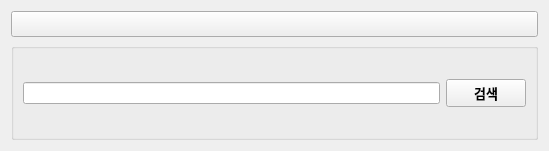
The window that Profile/profile.ui (Wseop/Qt_LoaTools) describes before a commit, drawn with Qt 5.
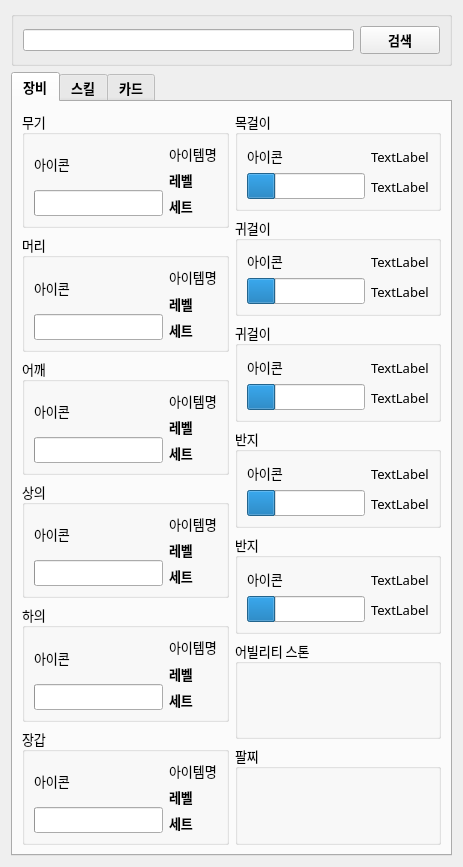
The same window after the commit.

Commit message:
Profile 기능 추가 - 무기 및 방어구류 parsing
- 변경점
  - URL 주소 상수화 (PROFILE_PATH, CDN_PATH)
  - QNetworkAccessManager 사용방식 변경 (connect는 1회만, QNetworkReply는 SIGNAL, SLOT 함수의 parameter로 전달)

Patch:
```diff
--- a/Profile/profile.ui
+++ b/Profile/profile.ui
@@ -6,37 +6,29 @@
    <rect>
     <x>0</x>
     <y>0</y>
-    <width>549</width>
-    <height>151</height>
+    <width>463</width>
+    <height>732</height>
    </rect>
   </property>
   <property name="windowTitle">
    <string>Form</string>
   </property>
+  <property name="autoFillBackground">
+   <bool>true</bool>
+  </property>
   <layout class="QVBoxLayout" name="verticalLayout">
+   <property name="spacing">
+    <number>6</number>
+   </property>
    <item>
-    <widget class="QPushButton" name="pbHome">
-     <property name="enabled">
-      <bool>true</bool>
-     </property>
-     <property name="font">
-      <font>
-       <family>나눔스퀘어_ac Bold</family>
-       <pointsize>10</pointsize>
-       <bold>true</bold>
-      </font>
-     </property>
-     <property name="text">
-      <string/>
-     </property>
-    </widget>
-   </item>
-   <item>
-    <widget class="QGroupBox" name="groupBox">
+    <widget class="QGroupBox" name="groupBoxSearch">
      <property name="title">
       <string/>
      </property>
      <layout class="QHBoxLayout" name="horizontalLayout">
+      <property name="bottomMargin">
+       <number>9</number>
+      </property>
       <item>
        <widget class="QLineEdit" name="leName"/>
       </item>
@@ -57,6 +49,832 @@
      </layout>
     </widget>
    </item>
+   <item>
+    <widget class="QTabWidget" name="tabProfile">
+     <property name="enabled">
+      <bool>true</bool>
+     </property>
+     <property name="font">
+      <font>
+       <family>나눔스퀘어 네오 Bold</family>
+       <pointsize>10</pointsize>
+       <bold>true</bold>
+      </font>
+     </property>
+     <property name="currentIndex">
+      <number>0</number>
+     </property>
+     <widget class="QWidget" name="tabEquip">
+      <attribute name="title">
+       <string>장비</string>
+      </attribute>
+      <layout class="QHBoxLayout" name="horizontalLayout_2">
+       <item>
+        <layout class="QVBoxLayout" name="verticalLayout_2">
+         <item>
+          <widget class="QGroupBox" name="groupWeapon">
+           <property name="font">
+            <font>
+             <family>나눔스퀘어 네오 Regular</family>
+             <pointsize>10</pointsize>
+             <bold>false</bold>
+            </font>
+           </property>
+           <property name="title">
+            <string>무기</string>
+           </property>
+           <layout class="QHBoxLayout" name="horizontalLayout_3">
+            <item>
+             <layout class="QVBoxLayout" name="verticalLayout_4">
+              <item>
+               <widget class="QLabel" name="lbIconWeapon">
+                <property name="text">
+                 <string>아이콘</string>
+                </property>
+               </widget>
+              </item>
+              <item>
+               <widget class="QProgressBar" name="barQualWeapon">
+                <property name="enabled">
+                 <bool>true</bool>
+                </property>
+                <property name="toolTip">
+                 <string/>
+                </property>
+                <property name="layoutDirection">
+                 <enum>Qt::LeftToRight</enum>
+                </property>
+                <property name="value">
+                 <number>0</number>
+                </property>
+                <property name="textVisible">
+                 <bool>false</bool>
+                </property>
+               </widget>
+              </item>
+             </layout>
+            </item>
+            <item>
+             <layout class="QVBoxLayout" name="verticalLayout_5">
+              <item>
+               <widget class="QLabel" name="lbNameWeapon">
+                <property name="text">
+                 <string>아이템명</string>
+                </property>
+               </widget>
+              </item>
+              <item>
+               <widget class="QLabel" name="lbLevelWeapon">
+                <property name="font">
+                 <font>
+                  <family>나눔스퀘어 네오 Bold</family>
+                  <pointsize>10</pointsize>
+                  <bold>true</bold>
+                 </font>
+                </property>
+                <property name="text">
+                 <string>레벨</string>
+                </property>
+               </widget>
+              </item>
+              <item>
+               <widget class="QLabel" name="lbSetWeapon">
+                <property name="font">
+                 <font>
+                  <family>나눔스퀘어 네오 Bold</family>
+                  <pointsize>10</pointsize>
+                  <bold>true</bold>
+                 </font>
+                </property>
+                <property name="text">
+                 <string>세트</string>
+                </property>
+               </widget>
+              </item>
+             </layout>
+            </item>
+           </layout>
+          </widget>
+         </item>
+         <item>
+          <widget class="QGroupBox" name="groupHead">
+           <property name="font">
+            <font>
+             <family>나눔스퀘어 네오 Regular</family>
+             <pointsize>10</pointsize>
+             <bold>false</bold>
+            </font>
+           </property>
+           <property name="title">
+            <string>머리</string>
+           </property>
+           <layout class="QHBoxLayout" name="horizontalLayout_4">
+            <item>
+             <layout class="QVBoxLayout" name="verticalLayout_6">
+              <item>
+               <widget class="QLabel" name="lbIconHead">
+                <property name="text">
+                 <string>아이콘</string>
+                </property>
+               </widget>
+              </item>
+              <item>
+               <widget class="QProgressBar" name="barQualHead">
+                <property name="value">
+                 <number>0</number>
+                </property>
+                <property name="textVisible">
+                 <bool>false</bool>
+                </property>
+               </widget>
+              </item>
+             </layout>
+            </item>
+            <item>
+             <layout class="QVBoxLayout" name="verticalLayout_7">
+              <item>
+               <widget class="QLabel" name="lbNameHead">
+                <property name="text">
+                 <string>아이템명</string>
+                </property>
+               </widget>
+              </item>
+              <item>
+               <widget class="QLabel" name="lbLevelHead">
+                <property name="font">
+                 <font>
+                  <family>나눔스퀘어 네오 Bold</family>
+                  <pointsize>10</pointsize>
+                  <bold>true</bold>
+                 </font>
+                </property>
+                <property name="text">
+                 <string>레벨</string>
+                </property>
+               </widget>
+              </item>
+              <item>
+               <widget class="QLabel" name="lbSetHead">
+                <property name="font">
+                 <font>
+                  <family>나눔스퀘어 네오 Bold</family>
+                  <pointsize>10</pointsize>
+                  <bold>true</bold>
+                 </font>
+                </property>
+                <property name="text">
+                 <string>세트</string>
+                </property>
+               </widget>
+              </item>
+             </layout>
+            </item>
+           </layout>
+          </widget>
+         </item>
+         <item>
+          <widget class="QGroupBox" name="groupShoulder">
+           <property name="font">
+            <font>
+             <family>나눔스퀘어 네오 Regular</family>
+             <pointsize>10</pointsize>
+             <bold>false</bold>
+            </font>
+           </property>
+           <property name="title">
+            <string>어깨</string>
+           </property>
+           <layout class="QHBoxLayout" name="horizontalLayout_5">
+            <item>
+             <layout class="QVBoxLayout" name="verticalLayout_8">
+              <item>
+               <widget class="QLabel" name="lbIconShoulder">
+                <property name="text">
+                 <string>아이콘</string>
+                </property>
+               </widget>
+              </item>
+              <item>
+               <widget class="QProgressBar" name="barQualShoulder">
+                <property name="value">
+                 <number>0</number>
+                </property>
+                <property name="textVisible">
+                 <bool>false</bool>
+                </property>
+               </widget>
+              </item>
+             </layout>
+            </item>
+            <item>
+             <layout class="QVBoxLayout" name="verticalLayout_9">
+              <item>
+               <widget class="QLabel" name="lbNameShoulder">
+                <property name="text">
+                 <string>아이템명</string>
+                </property>
+               </widget>
+              </item>
+              <item>
+               <widget class="QLabel" name="lbLevelShoulder">
+                <property name="font">
+                 <font>
+                  <family>나눔스퀘어 네오 Bold</family>
+                  <pointsize>10</pointsize>
+                  <bold>true</bold>
+                 </font>
+                </property>
+                <property name="text">
+                 <string>레벨</string>
+                </property>
+               </widget>
+              </item>
+              <item>
+               <widget class="QLabel" name="lbSetShoulder">
+                <property name="font">
+                 <font>
+                  <family>나눔스퀘어 네오 Bold</family>
+                  <pointsize>10</pointsize>
+                  <bold>true</bold>
+                 </font>
+                </property>
+                <property name="text">
+                 <string>세트</string>
+                </property>
+               </widget>
+              </item>
+             </layout>
+            </item>
+           </layout>
+          </widget>
+         </item>
+         <item>
+          <widget class="QGroupBox" name="groupTop">
+           <property name="font">
+            <font>
+             <family>나눔스퀘어 네오 Regular</family>
+             <pointsize>10</pointsize>
+             <bold>false</bold>
+            </font>
+           </property>
+           <property name="title">
+            <string>상의</string>
+           </property>
+           <layout class="QHBoxLayout" name="horizontalLayout_6">
+            <item>
+             <layout class="QVBoxLayout" name="verticalLayout_10">
+              <item>
+               <widget class="QLabel" name="lbIconTop">
+                <property name="text">
+                 <string>아이콘</string>
+                </property>
+               </widget>
+              </item>
+              <item>
+               <widget class="QProgressBar" name="barQualTop">
+                <property name="value">
+                 <number>0</number>
+                </property>
+                <property name="textVisible">
+                 <bool>false</bool>
+                </property>
+               </widget>
+              </item>
+             </layout>
+            </item>
+            <item>
+             <layout class="QVBoxLayout" name="verticalLayout_11">
+              <item>
+               <widget class="QLabel" name="lbNameTop">
+                <property name="text">
+                 <string>아이템명</string>
+                </property>
+               </widget>
+              </item>
+              <item>
+               <widget class="QLabel" name="lbLevelTop">
+                <property name="font">
+                 <font>
+                  <family>나눔스퀘어 네오 Bold</family>
+                  <pointsize>10</pointsize>
+                  <bold>true</bold>
+                 </font>
+                </property>
+                <property name="text">
+                 <string>레벨</string>
+                </property>
+               </widget>
+              </item>
+              <item>
+               <widget class="QLabel" name="lbSetTop">
+                <property name="font">
+                 <font>
+                  <family>나눔스퀘어 네오 Bold</family>
+                  <pointsize>10</pointsize>
+                  <bold>true</bold>
+                 </font>
+                </property>
+                <property name="text">
+                 <string>세트</string>
+                </property>
+               </widget>
+              </item>
+             </layout>
+            </item>
+           </layout>
+          </widget>
+         </item>
+         <item>
+          <widget class="QGroupBox" name="groupBottom">
+           <property name="font">
+            <font>
+             <family>나눔스퀘어 네오 Regular</family>
+             <pointsize>10</pointsize>
+             <bold>false</bold>
+            </font>
+           </property>
+           <property name="title">
+            <string>하의</string>
+           </property>
+           <layout class="QHBoxLayout" name="horizontalLayout_7">
+            <item>
+             <layout class="QVBoxLayout" name="verticalLayout_12">
+              <item>
+               <widget class="QLabel" name="lbIconBottom">
+                <property name="text">
+                 <string>아이콘</string>
+                </property>
+               </widget>
+              </item>
+              <item>
+               <widget class="QProgressBar" name="barQualBottom">
+                <property name="value">
+                 <number>0</number>
+                </property>
+                <property name="textVisible">
+                 <bool>false</bool>
+                </property>
+               </widget>
+              </item>
+             </layout>
+            </item>
+            <item>
+             <layout class="QVBoxLayout" name="verticalLayout_13">
+              <item>
+               <widget class="QLabel" name="lbNameBottom">
+                <property name="text">
+                 <string>아이템명</string>
+                </property>
+               </widget>
+              </item>
+              <item>
+               <widget class="QLabel" name="lbLevelBottom">
+                <property name="font">
+                 <font>
+                  <family>나눔스퀘어 네오 Bold</family>
+                  <pointsize>10</pointsize>
+                  <bold>true</bold>
+                 </font>
+                </property>
+                <property name="text">
+                 <string>레벨</string>
+                </property>
+               </widget>
+              </item>
+              <item>
+               <widget class="QLabel" name="lbSetBottom">
+                <property name="font">
+                 <font>
+                  <family>나눔스퀘어 네오 Bold</family>
+                  <pointsize>10</pointsize>
+                  <bold>true</bold>
+                 </font>
+                </property>
+                <property name="text">
+                 <string>세트</string>
+                </property>
+               </widget>
+              </item>
+             </layout>
+            </item>
+           </layout>
+          </widget>
+         </item>
+         <item>
+          <widget class="QGroupBox" name="groupHand">
+           <property name="font">
+            <font>
+             <family>나눔스퀘어 네오 Regular</family>
+             <pointsize>10</pointsize>
+             <bold>false</bold>
+            </font>
+           </property>
+           <property name="title">
+            <string>장갑</string>
+           </property>
+           <layout class="QHBoxLayout" name="horizontalLayout_8">
+            <item>
+             <layout class="QVBoxLayout" name="verticalLayout_14">
+              <item>
+               <widget class="QLabel" name="lbIconHand">
+                <property name="text">
+                 <string>아이콘</string>
+                </property>
+               </widget>
+              </item>
+              <item>
+               <widget class="QProgressBar" name="barQualHand">
+                <property name="value">
+                 <number>0</number>
+                </property>
+                <property name="textVisible">
+                 <bool>false</bool>
+                </property>
+               </widget>
+              </item>
+             </layout>
+            </item>
+            <item>
+             <layout class="QVBoxLayout" name="verticalLayout_15">
+              <item>
+               <widget class="QLabel" name="lbNameHand">
+                <property name="text">
+                 <string>아이템명</string>
+                </property>
+               </widget>
+              </item>
+              <item>
+               <widget class="QLabel" name="lbLevelHand">
+                <property name="font">
+                 <font>
+                  <family>나눔스퀘어 네오 Bold</family>
+                  <pointsize>10</pointsize>
+                  <bold>true</bold>
+                 </font>
+                </property>
+                <property name="text">
+                 <string>레벨</string>
+                </property>
+               </widget>
+              </item>
+              <item>
+               <widget class="QLabel" name="lbSetHand">
+                <property name="font">
+                 <font>
+                  <family>나눔스퀘어 네오 Bold</family>
+                  <pointsize>10</pointsize>
+                  <bold>true</bold>
+                 </font>
+                </property>
+                <property name="text">
+                 <string>세트</string>
+                </property>
+               </widget>
+              </item>
+             </layout>
+            </item>
+           </layout>
+          </widget>
+         </item>
+        </layout>
+       </item>
+       <item>
+        <layout class="QVBoxLayout" name="verticalLayout_3">
+         <item>
+          <widget class="QGroupBox" name="groupBox_8">
+           <property name="font">
+            <font>
+             <family>나눔스퀘어 네오 Regular</family>
+             <pointsize>10</pointsize>
+             <bold>false</bold>
+            </font>
+           </property>
+           <property name="title">
+            <string>목걸이</string>
+           </property>
+           <layout class="QHBoxLayout" name="horizontalLayout_9">
+            <item>
+             <layout class="QVBoxLayout" name="verticalLayout_16">
+              <item>
+               <widget class="QLabel" name="label_31">
+                <property name="text">
+                 <string>아이콘</string>
+                </property>
+               </widget>
+              </item>
+              <item>
+               <widget class="QProgressBar" name="progressBar_6">
+                <property name="value">
+                 <number>24</number>
+                </property>
+                <property name="textVisible">
+                 <bool>false</bool>
+                </property>
+               </widget>
+              </item>
+             </layout>
+            </item>
+            <item>
+             <layout class="QVBoxLayout" name="verticalLayout_17">
+              <item>
+               <widget class="QLabel" name="label_45">
+                <property name="text">
+                 <string>TextLabel</string>
+                </property>
+               </widget>
+              </item>
+              <item>
+               <widget class="QLabel" name="label_46">
+                <property name="text">
+                 <string>TextLabel</string>
+                </property>
+               </widget>
+              </item>
+             </layout>
+            </item>
+           </layout>
+          </widget>
+         </item>
+         <item>
+          <widget class="QGroupBox" name="groupBox_10">
+           <property name="font">
+            <font>
+             <family>나눔스퀘어 네오 Regular</family>
+             <pointsize>10</pointsize>
+             <bold>false</bold>
+            </font>
+           </property>
+           <property name="title">
+            <string>귀걸이</string>
+           </property>
+           <layout class="QHBoxLayout" name="horizontalLayout_10">
+            <item>
+             <layout class="QVBoxLayout" name="verticalLayout_18">
+              <item>
+               <widget class="QLabel" name="label_33">
+                <property name="text">
+                 <string>아이콘</string>
+                </property>
+               </widget>
+              </item>
+              <item>
+               <widget class="QProgressBar" name="progressBar_7">
+                <property name="value">
+                 <number>24</number>
+                </property>
+                <property name="textVisible">
+                 <bool>false</bool>
+                </property>
+               </widget>
+              </item>
+             </layout>
+            </item>
+            <item>
+             <layout class="QVBoxLayout" name="verticalLayout_19">
+              <item>
+               <widget class="QLabel" name="label_48">
+                <property name="text">
+                 <string>TextLabel</string>
+                </property>
+               </widget>
+              </item>
+              <item>
+               <widget class="QLabel" name="label_47">
+                <property name="text">
+                 <string>TextLabel</string>
+                </property>
+               </widget>
+              </item>
+             </layout>
+            </item>
+           </layout>
+          </widget>
+         </item>
+         <item>
+          <widget class="QGroupBox" name="groupBox_11">
+           <property name="font">
+            <font>
+             <family>나눔스퀘어 네오 Regular</family>
+             <pointsize>10</pointsize>
+             <bold>false</bold>
+            </font>
+           </property>
+           <property name="title">
+            <string>귀걸이</string>
+           </property>
+           <layout class="QHBoxLayout" name="horizontalLayout_11">
+            <item>
+             <layout class="QVBoxLayout" name="verticalLayout_20">
+              <item>
+               <widget class="QLabel" name="label_35">
+                <property name="text">
+                 <string>아이콘</string>
+                </property>
+               </widget>
+              </item>
+              <item>
+               <widget class="QProgressBar" name="progressBar_8">
+                <property name="value">
+                 <number>24</number>
+                </property>
+                <property name="textVisible">
+                 <bool>false</bool>
+                </property>
+               </widget>
+              </item>
+             </layout>
+            </item>
+            <item>
+             <layout class="QVBoxLayout" name="verticalLayout_21">
+              <item>
+               <widget class="QLabel" name="label_49">
+                <property name="text">
+                 <string>TextLabel</string>
+                </property>
+               </widget>
+              </item>
+              <item>
+               <widget class="QLabel" name="label_50">
+                <property name="text">
+                 <string>TextLabel</string>
+                </property>
+               </widget>
+              </item>
+             </layout>
+            </item>
+           </layout>
+          </widget>
+         </item>
+         <item>
+          <widget class="QGroupBox" name="groupBox_12">
+           <property name="font">
+            <font>
+             <family>나눔스퀘어 네오 Regular</family>
+             <pointsize>10</pointsize>
+             <bold>false</bold>
+            </font>
+           </property>
+           <property name="title">
+            <string>반지</string>
+           </property>
+           <layout class="QHBoxLayout" name="horizontalLayout_12">
+            <item>
+             <layout class="QVBoxLayout" name="verticalLayout_22">
+              <item>
+               <widget class="QLabel" name="label_38">
+                <property name="text">
+                 <string>아이콘</string>
+                </property>
+               </widget>
+              </item>
+              <item>
+               <widget class="QProgressBar" name="progressBar_9">
+                <property name="value">
+                 <number>24</number>
+                </property>
+                <property name="textVisible">
+                 <bool>false</bool>
+                </property>
+               </widget>
+              </item>
+             </layout>
+            </item>
+            <item>
+             <layout class="QVBoxLayout" name="verticalLayout_23">
+              <item>
+               <widget class="QLabel" name="label_51">
+                <property name="text">
+                 <string>TextLabel</string>
+                </property>
+               </widget>
+              </item>
+              <item>
+               <widget class="QLabel" name="label_52">
+                <property name="text">
+                 <string>TextLabel</string>
+                </property>
+               </widget>
+              </item>
+             </layout>
+            </item>
+           </layout>
+          </widget>
+         </item>
+         <item>
+          <widget class="QGroupBox" name="groupBox_13">
+           <property name="font">
+            <font>
+             <family>나눔스퀘어 네오 Regular</family>
+             <pointsize>10</pointsize>
+             <bold>false</bold>
+            </font>
+           </property>
+           <property name="title">
+            <string>반지</string>
+           </property>
+           <layout class="QHBoxLayout" name="horizontalLayout_13">
+            <item>
+             <layout class="QVBoxLayout" name="verticalLayout_24">
+              <item>
+               <widget class="QLabel" name="label_39">
+                <property name="text">
+                 <string>아이콘</string>
+                </property>
+               </widget>
+              </item>
+              <item>
+               <widget class="QProgressBar" name="progressBar_10">
+                <property name="value">
+                 <number>24</number>
+                </property>
+                <property name="textVisible">
+                 <bool>false</bool>
+                </property>
+               </widget>
+              </item>
+             </layout>
+            </item>
+            <item>
+             <layout class="QVBoxLayout" name="verticalLayout_25">
+              <item>
+               <widget class="QLabel" name="label_53">
+                <property name="text">
+                 <string>TextLabel</string>
+                </property>
+               </widget>
+              </item>
+              <item>
+               <widget class="QLabel" name="label_54">
+                <property name="text">
+                 <string>TextLabel</string>
+                </property>
+               </widget>
+              </item>
+             </layout>
+            </item>
+           </layout>
+          </widget>
+         </item>
+         <item>
+          <widget class="QGroupBox" name="groupBox_14">
+           <property name="font">
+            <font>
+             <family>나눔스퀘어 네오 Regular</family>
+             <pointsize>10</pointsize>
+             <bold>false</bold>
+            </font>
+           </property>
+           <property name="title">
+            <string>어빌리티 스톤</string>
+           </property>
+           <layout class="QHBoxLayout" name="horizontalLayout_14">
+            <item>
+             <layout class="QVBoxLayout" name="verticalLayout_26"/>
+            </item>
+            <item>
+             <layout class="QVBoxLayout" name="verticalLayout_27"/>
+            </item>
+           </layout>
+          </widget>
+         </item>
+         <item>
+          <widget class="QGroupBox" name="groupBox_9">
+           <property name="font">
+            <font>
+             <family>나눔스퀘어 네오 Regular</family>
+             <pointsize>10</pointsize>
+             <bold>false</bold>
+            </font>
+           </property>
+           <property name="title">
+            <string>팔찌</string>
+           </property>
+           <layout class="QHBoxLayout" name="horizontalLayout_15">
+            <item>
+             <layout class="QVBoxLayout" name="verticalLayout_28"/>
+            </item>
+            <item>
+             <layout class="QVBoxLayout" name="verticalLayout_29"/>
+            </item>
+           </layout>
+          </widget>
+         </item>
+        </layout>
+       </item>
+      </layout>
+     </widget>
+     <widget class="QWidget" name="tabSkill">
+      <attribute name="title">
+       <string>스킬</string>
+      </attribute>
+     </widget>
+     <widget class="QWidget" name="tabCard">
+      <attribute name="title">
+       <string>카드</string>
+      </attribute>
+     </widget>
+    </widget>
+   </item>
   </layout>
  </widget>
  <resources/>
```
The commit also changes 4 other files.
